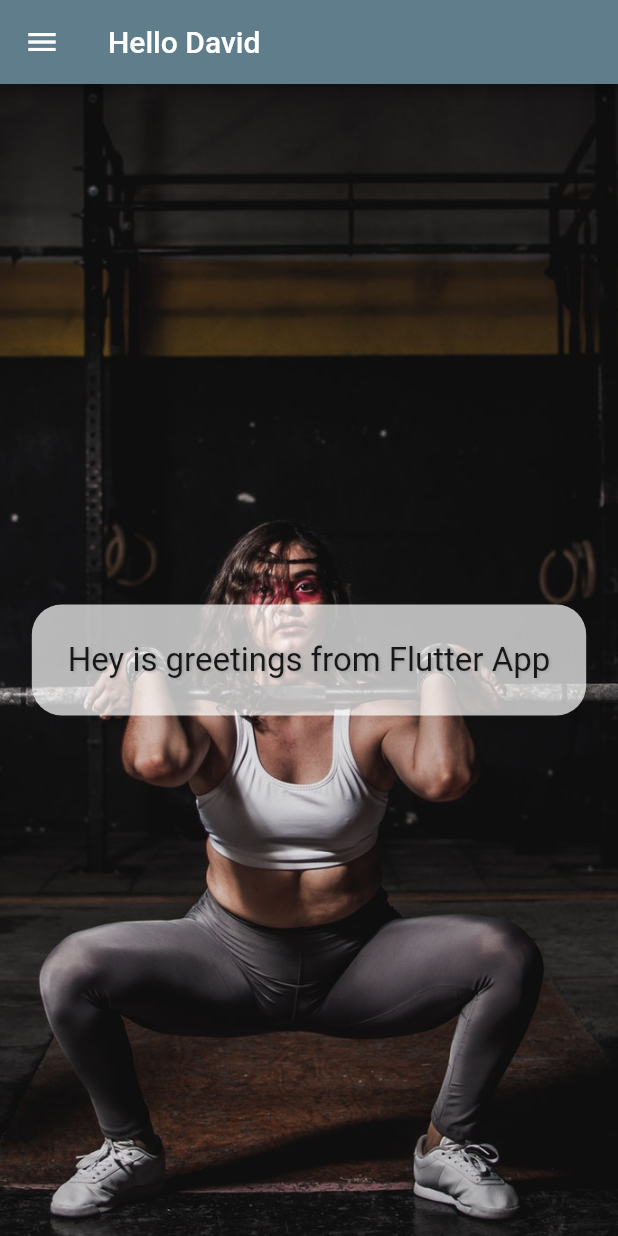
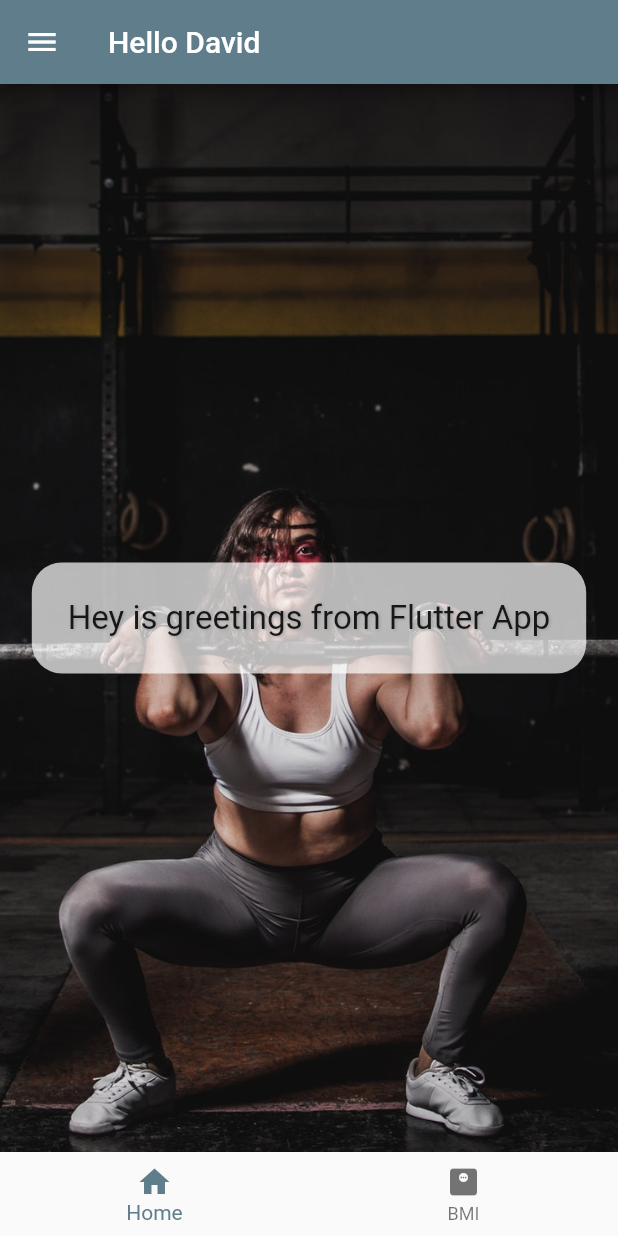
Before and after one commit to danielotieno/fitness-app-flutter, a Flutter app: the screen it shows after launch, on a phone screen of 412 x 824 dp. Run offline on Flutter 3.47's test engine with Material 2 defaults, Android fonts, the phone set to English and light mode, and no system bars.

Commit message:
chore:add bottom navigation bar

```diff
--- a/lib/main.dart
+++ b/lib/main.dart
@@ -1,4 +1,5 @@
 import 'package:flutter/material.dart';
+import 'package:globe_fitness/screens/bmi_screen.dart';
 import 'screens/intro_screen.dart';
 
 void main() {
@@ -11,6 +12,12 @@ class GlobeApp extends StatelessWidget {
   @override
   Widget build(BuildContext context) {
     return MaterialApp(
-        theme: ThemeData(primarySwatch: Colors.blueGrey), home: IntroScreen());
+        theme: ThemeData(primarySwatch: Colors.blueGrey),
+        routes: {
+          '/': (context) => IntroScreen(),
+          '/bmi': (context) => BmiScreen(),
+        },
+        initialRoute: '/',
+        );
   }
 }
--- a/lib/screens/bmi_screen.dart
+++ b/lib/screens/bmi_screen.dart
@@ -1,4 +1,5 @@
 import 'package:flutter/material.dart';
+import '../shared/menu_bottom.dart';
 import '../shared/menu_drawer.dart';
 
 class BmiScreen extends StatelessWidget {
@@ -8,6 +9,7 @@ class BmiScreen extends StatelessWidget {
   Widget build(BuildContext context) {
     return Scaffold(
       appBar: AppBar(title: Text('BMI Calculator'),),
+      bottomNavigationBar: MenuBottom(),
       drawer: MenuDrawer(),
       body: Center(child: FlutterLogo(),),
     );
--- a/lib/screens/intro_screen.dart
+++ b/lib/screens/intro_screen.dart
@@ -1,4 +1,5 @@
 import 'package:flutter/material.dart';
+import '../shared/menu_bottom.dart';
 import '../shared/menu_drawer.dart';
 
 class IntroScreen extends StatelessWidget {
@@ -9,6 +10,7 @@ class IntroScreen extends StatelessWidget {
     return Scaffold(
         appBar: AppBar(title: Text('Hello David')),
         drawer: MenuDrawer(),
+        bottomNavigationBar: MenuBottom(),
         body: Container(
             decoration: BoxDecoration(
                 image: DecorationImage(
--- /dev/null
+++ b/lib/shared/menu_bottom.dart
@@ -0,0 +1,27 @@
+import 'package:flutter/material.dart';
+
+class MenuBottom extends StatelessWidget {
+  const MenuBottom({
+    Key? key,
+  }) : super(key: key);
+
+  @override
+  Widget build(BuildContext context) {
+    return BottomNavigationBar(
+      onTap: (int index) {
+        switch (index) {
+          case 0:
+            Navigator.pushNamed(context, '/');
+            break;
+          case 1:
+            Navigator.pushNamed(context, '/bmi');
+            break;
+        }
+      },
+      items: [
+        BottomNavigationBarItem(icon: Icon(Icons.home), label: 'Home'),
+        BottomNavigationBarItem(icon: Icon(Icons.monitor_weight), label: 'BMI'),
+      ],
+    );
+  }
+}
```
